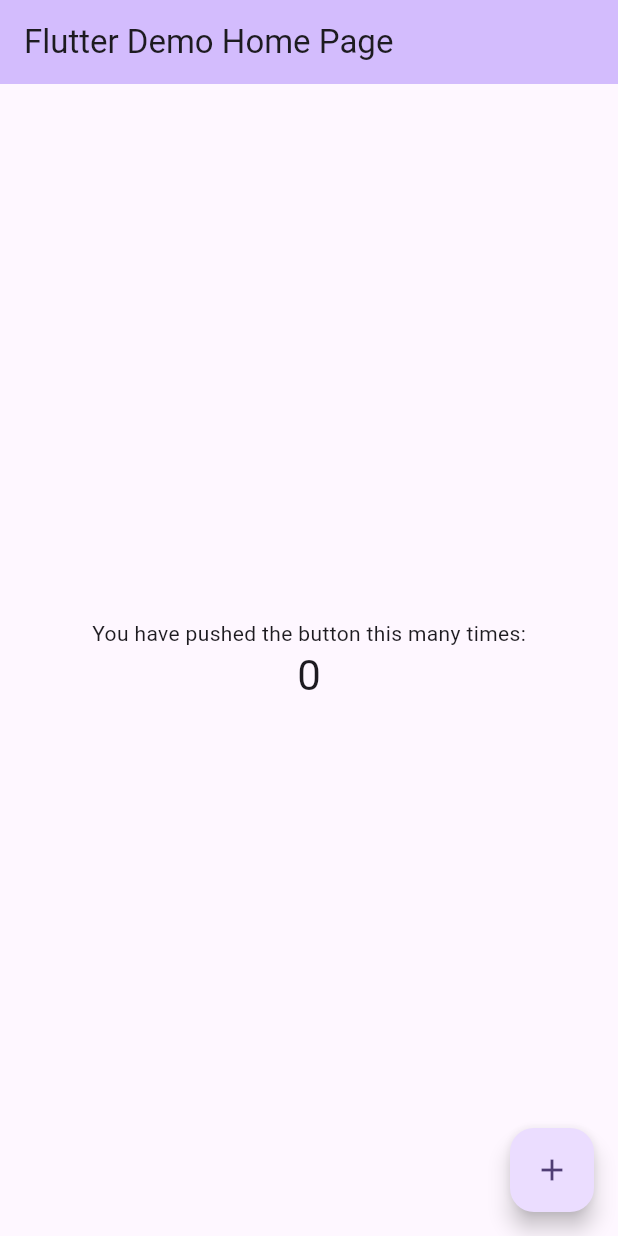
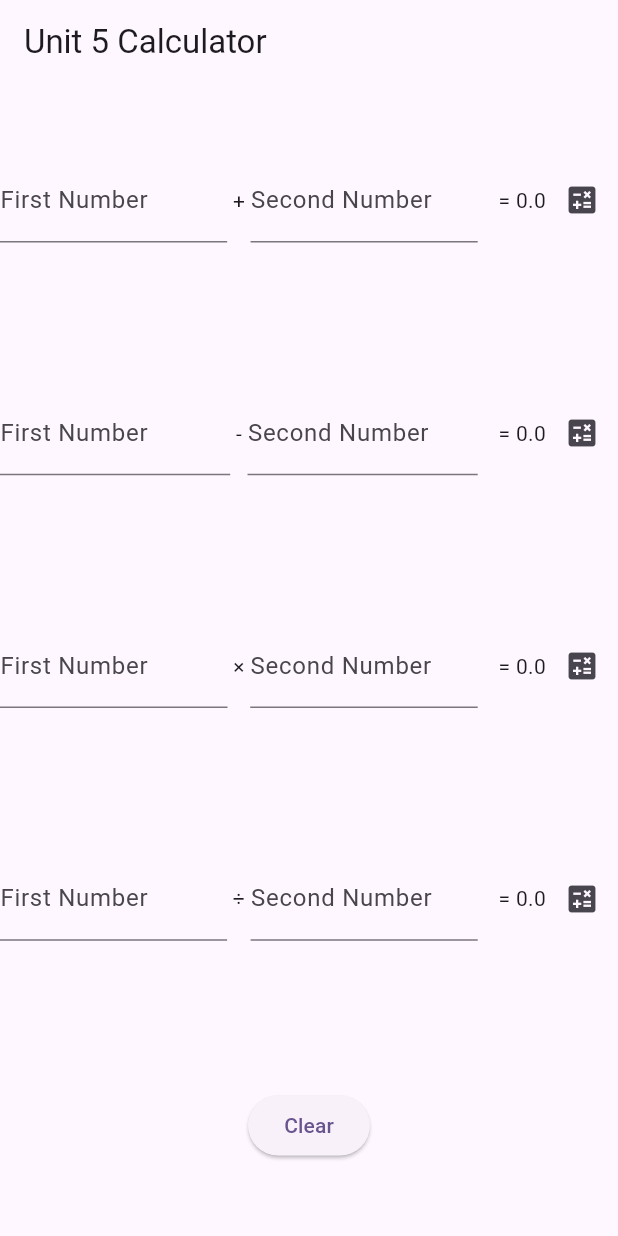
Before and after one commit to kurumizxc/assignment_7, a Flutter app: the screen it shows after launch, on a phone screen of 412 x 824 dp. Run offline on Flutter 3.47's test engine with Material 3 defaults, Android fonts, the phone set to English and light mode, and no system bars.

Commit message:
First Commit

```diff
--- a/lib/main.dart
+++ b/lib/main.dart
@@ -7,119 +7,211 @@ void main() {
 class MyApp extends StatelessWidget {
   const MyApp({super.key});
 
-  // This widget is the root of your application.
   @override
   Widget build(BuildContext context) {
     return MaterialApp(
       title: 'Flutter Demo',
       theme: ThemeData(
-        // This is the theme of your application.
-        //
-        // TRY THIS: Try running your application with "flutter run". You'll see
-        // the application has a purple toolbar. Then, without quitting the app,
-        // try changing the seedColor in the colorScheme below to Colors.green
-        // and then invoke "hot reload" (save your changes or press the "hot
-        // reload" button in a Flutter-supported IDE, or press "r" if you used
-        // the command line to start the app).
-        //
-        // Notice that the counter didn't reset back to zero; the application
-        // state is not lost during the reload. To reset the state, use hot
-        // restart instead.
-        //
-        // This works for code too, not just values: Most code changes can be
-        // tested with just a hot reload.
         colorScheme: ColorScheme.fromSeed(seedColor: Colors.deepPurple),
         useMaterial3: true,
       ),
-      home: const MyHomePage(title: 'Flutter Demo Home Page'),
+      home: const CalculatorScreen(),
     );
   }
 }
 
-class MyHomePage extends StatefulWidget {
-  const MyHomePage({super.key, required this.title});
-
-  // This widget is the home page of your application. It is stateful, meaning
-  // that it has a State object (defined below) that contains fields that affect
-  // how it looks.
-
-  // This class is the configuration for the state. It holds the values (in this
-  // case the title) provided by the parent (in this case the App widget) and
-  // used by the build method of the State. Fields in a Widget subclass are
-  // always marked "final".
-
-  final String title;
+class CalculatorScreen extends StatefulWidget {
+  const CalculatorScreen({super.key});
 
   @override
-  State<MyHomePage> createState() => _MyHomePageState();
+  State<CalculatorScreen> createState() => _CalculatorScreenState();
 }
 
-class _MyHomePageState extends State<MyHomePage> {
-  int _counter = 0;
+class _CalculatorScreenState extends State<CalculatorScreen> {
+  // manage the result section
+  double result = 0;
 
-  void _incrementCounter() {
+  // Controllers for the input fields
+  TextEditingController add1Controller = TextEditingController();
+  TextEditingController add2Controller = TextEditingController();
+
+  // Function to perform addition
+  void performAddition() {
     setState(() {
-      // This call to setState tells the Flutter framework that something has
-      // changed in this State, which causes it to rerun the build method below
-      // so that the display can reflect the updated values. If we changed
-      // _counter without calling setState(), then the build method would not be
-      // called again, and so nothing would appear to happen.
-      _counter++;
+      double firstNum = double.tryParse(add1Controller.text) ?? 0;
+      double secondNum = double.tryParse(add2Controller.text) ?? 0;
+      result = firstNum + secondNum;
+    });
+  }
+
+  // Function to perform subtraction
+  void performSubtraction() {
+    setState(() {
+      double firstNum = double.tryParse(add1Controller.text) ?? 0;
+      double secondNum = double.tryParse(add2Controller.text) ?? 0;
+      result = firstNum - secondNum;
+    });
+  }
+
+  // Function to perform multiplication
+  void performMultiplication() {
+    setState(() {
+      double firstNum = double.tryParse(add1Controller.text) ?? 0;
+      double secondNum = double.tryParse(add2Controller.text) ?? 0;
+      result = firstNum * secondNum;
+    });
+  }
+
+  // Function to perform division
+  void performDivision() {
+    setState(() {
+      double firstNum = double.tryParse(add1Controller.text) ?? 0;
+      double secondNum = double.tryParse(add2Controller.text) ?? 0;
+      if (secondNum != 0) {
+        result = firstNum / secondNum;
+      } else {
+        result = 0; // Avoid division by zero
+      }
+    });
+  }
+
+  // Function to clear inputs and reset result
+  void clearInputs() {
+    setState(() {
+      add1Controller.clear();
+      add2Controller.clear();
+      result = 0;
     });
   }
 
   @override
   Widget build(BuildContext context) {
-    // This method is rerun every time setState is called, for instance as done
-    // by the _incrementCounter method above.
-    //
-    // The Flutter framework has been optimized to make rerunning build methods
-    // fast, so that you can just rebuild anything that needs updating rather
-    // than having to individually change instances of widgets.
     return Scaffold(
       appBar: AppBar(
-        // TRY THIS: Try changing the color here to a specific color (to
-        // Colors.amber, perhaps?) and trigger a hot reload to see the AppBar
-        // change color while the other colors stay the same.
-        backgroundColor: Theme.of(context).colorScheme.inversePrimary,
-        // Here we take the value from the MyHomePage object that was created by
-        // the App.build method, and use it to set our appbar title.
-        title: Text(widget.title),
+        title: const Text("Unit 5 Calculator"),
       ),
-      body: Center(
-        // Center is a layout widget. It takes a single child and positions it
-        // in the middle of the parent.
-        child: Column(
-          // Column is also a layout widget. It takes a list of children and
-          // arranges them vertically. By default, it sizes itself to fit its
-          // children horizontally, and tries to be as tall as its parent.
-          //
-          // Column has various properties to control how it sizes itself and
-          // how it positions its children. Here we use mainAxisAlignment to
-          // center the children vertically; the main axis here is the vertical
-          // axis because Columns are vertical (the cross axis would be
-          // horizontal).
-          //
-          // TRY THIS: Invoke "debug painting" (choose the "Toggle Debug Paint"
-          // action in the IDE, or press "p" in the console), to see the
-          // wireframe for each widget.
-          mainAxisAlignment: MainAxisAlignment.center,
-          children: <Widget>[
-            const Text(
-              'You have pushed the button this many times:',
-            ),
-            Text(
-              '$_counter',
-              style: Theme.of(context).textTheme.headlineMedium,
-            ),
-          ],
-        ),
+      body: Column(
+        mainAxisAlignment: MainAxisAlignment.spaceAround,
+        children: [
+          // Addition Row
+          Row(
+            mainAxisAlignment: MainAxisAlignment.spaceAround,
+            children: [
+              Expanded(
+                child: TextField(
+                  controller: add1Controller,
+                  decoration: const InputDecoration(labelText: "First Number"),
+                  keyboardType: TextInputType.number,
+                ),
+              ),
+              const Text(" + "),
+              Expanded(
+                child: TextField(
+                  controller: add2Controller,
+                  decoration: const InputDecoration(labelText: "Second Number"),
+                  keyboardType: TextInputType.number,
+                ),
+              ),
+              const SizedBox(width: 10),
+              Text(' = $result'),
+              IconButton(
+                icon: const Icon(Icons.calculate),
+                onPressed: performAddition,
+              ),
+            ],
+          ),
+
+          // Subtraction Row
+          Row(
+            mainAxisAlignment: MainAxisAlignment.spaceAround,
+            children: [
+              Expanded(
+                child: TextField(
+                  controller: add1Controller,
+                  decoration: const InputDecoration(labelText: "First Number"),
+                  keyboardType: TextInputType.number,
+                ),
+              ),
+              const Text(" - "),
+              Expanded(
+                child: TextField(
+                  controller: add2Controller,
+                  decoration: const InputDecoration(labelText: "Second Number"),
+                  keyboardType: TextInputType.number,
+                ),
+              ),
+              const SizedBox(width: 10),
+              Text(' = $result'),
+              IconButton(
+                icon: const Icon(Icons.calculate),
+                onPressed: performSubtraction,
+              ),
+            ],
+          ),
+
+          // Multiplication Row
+          Row(
+            mainAxisAlignment: MainAxisAlignment.spaceAround,
+            children: [
+              Expanded(
+                child: TextField(
+                  controller: add1Controller,
+                  decoration: const InputDecoration(labelText: "First Number"),
+                  keyboardType: TextInputType.number,
+                ),
+              ),
+              const Text(" × "),
+              Expanded(
+                child: TextField(
+                  controller: add2Controller,
+                  decoration: const InputDecoration(labelText: "Second Number"),
+                  keyboardType: TextInputType.number,
+                ),
+              ),
+              const SizedBox(width: 10),
+              Text(' = $result'),
+              IconButton(
+                icon: const Icon(Icons.calculate),
+                onPressed: performMultiplication,
+              ),
+            ],
+          ),
+
+          // Division Row
+          Row(
+            mainAxisAlignment: MainAxisAlignment.spaceAround,
+            children: [
+              Expanded(
+                child: TextField(
+                  controller: add1Controller,
+                  decoration: const InputDecoration(labelText: "First Number"),
+                  keyboardType: TextInputType.number,
+                ),
+              ),
+              const Text(" ÷ "),
+              Expanded(
+                child: TextField(
+                  controller: add2Controller,
+                  decoration: const InputDecoration(labelText: "Second Number"),
+                  keyboardType: TextInputType.number,
+                ),
+              ),
+              const SizedBox(width: 10),
+              Text(' = $result'),
+              IconButton(
+                icon: const Icon(Icons.calculate),
+                onPressed: performDivision,
+              ),
+            ],
+          ),
+
+          // Clear Button
+          ElevatedButton(
+            onPressed: clearInputs,
+            child: const Text("Clear"),
+          ),
+        ],
       ),
-      floatingActionButton: FloatingActionButton(
-        onPressed: _incrementCounter,
-        tooltip: 'Increment',
-        child: const Icon(Icons.add),
-      ), // This trailing comma makes auto-formatting nicer for build methods.
     );
   }
 }
```
